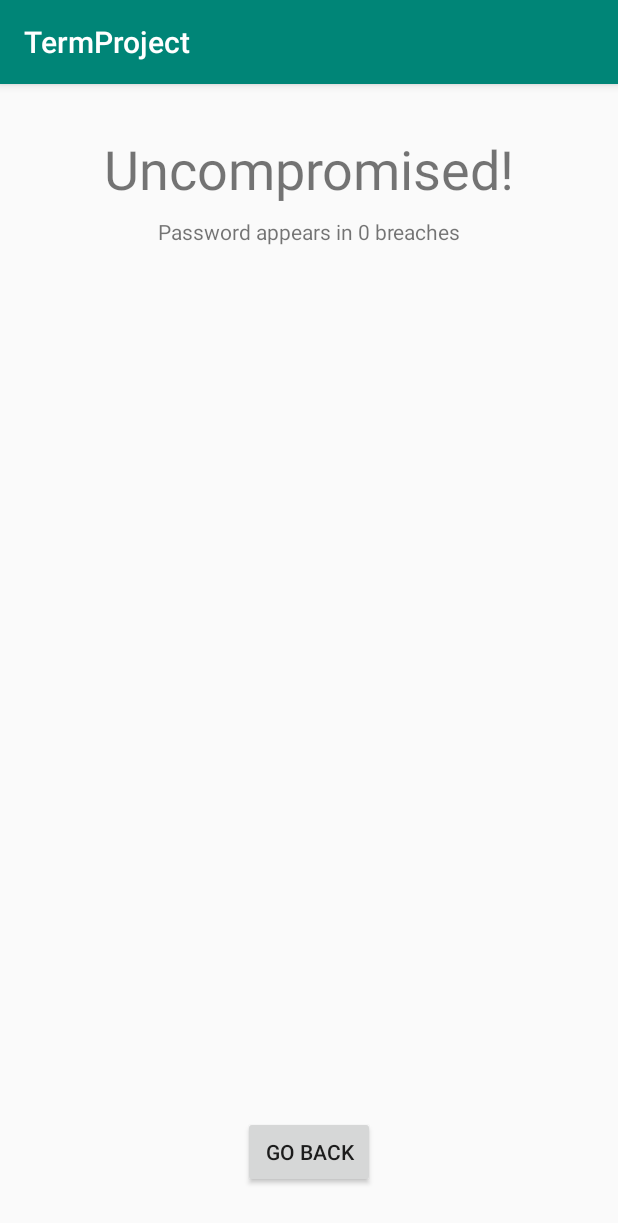
After one commit to grey-codes/PWman, an Android app: the CheckCompromised screen opened directly, with no data from a screen before it, on a phone screen of 412 x 824 dp. The commit adds this screen. Shown: the top 1223 px of the screen. Run offline under Robolectric (Android 15) with nearby library versions, the phone set to English and light mode, and no system bars.

Commit message:
started on checkcompromised activity

```diff
--- a/app/src/main/AndroidManifest.xml
+++ b/app/src/main/AndroidManifest.xml
@@ -7,12 +7,13 @@
 
     <application
         android:allowBackup="true"
+        android:fullBackupContent="@xml/my_backup_rules"
         android:icon="@mipmap/ic_launcher"
         android:label="@string/app_name"
         android:roundIcon="@mipmap/ic_launcher_round"
         android:supportsRtl="true"
-        android:fullBackupContent="@xml/my_backup_rules"
         android:theme="@style/AppTheme">
+        <activity android:name=".CheckCompromised"></activity>
         <activity android:name=".MainActivity">
             <intent-filter>
                 <action android:name="android.intent.action.MAIN" />
@@ -26,9 +27,9 @@
                 <category android:name="android.intent.category.BROWSABLE" />
 
                 <data
-                    android:scheme="https"
                     android:host="greycodes.net"
-                    android:pathPattern="/pwman/" />
+                    android:pathPattern="/pwman/"
+                    android:scheme="https" />
             </intent-filter>
         </activity>
 
@@ -36,8 +37,7 @@
             android:name=".data.PasswordContentProvider"
             android:authorities="com.grey.termproject.data"
             android:enabled="true"
-            android:exported="false" >
-        </provider>
+            android:exported="false"></provider>
     </application>
 
 </manifest>
--- /dev/null
+++ b/app/src/main/java/com/grey/termproject/CheckCompromised.java
@@ -0,0 +1,61 @@
+package com.grey.termproject;
+
+import android.content.Intent;
+import android.support.v7.app.AppCompatActivity;
+import android.os.Bundle;
+
+import java.io.UnsupportedEncodingException;
+import java.security.MessageDigest;
+import java.security.NoSuchAlgorithmException;
+import java.util.Formatter;
+
+public class CheckCompromised extends AppCompatActivity {
+
+    private static String encryptPassword(String password)
+    {
+        String sha1 = "";
+        try
+        {
+            MessageDigest crypt = MessageDigest.getInstance("SHA-1");
+            crypt.reset();
+            crypt.update(password.getBytes("UTF-8"));
+            sha1 = byteToHex(crypt.digest());
+        }
+        catch(NoSuchAlgorithmException e)
+        {
+            e.printStackTrace();
+        }
+        catch(UnsupportedEncodingException e)
+        {
+            e.printStackTrace();
+        }
+        return sha1;
+    }
+
+    private static String byteToHex(final byte[] hash)
+    {
+        Formatter formatter = new Formatter();
+        for (byte b : hash)
+        {
+            formatter.format("%02x", b);
+        }
+        String result = formatter.toString();
+        formatter.close();
+        return result;
+    }
+
+    @Override
+    protected void onCreate(Bundle savedInstanceState) {
+        super.onCreate(savedInstanceState);
+        setContentView(R.layout.activity_check_compromised);
+
+        Intent i = getIntent();
+        String pass=i.getStringExtra("password");
+        if (pass==null)
+            pass="password";
+
+        String hash = encryptPassword(pass);
+
+
+    }
+}
--- /dev/null
+++ b/app/src/main/res/layout/activity_check_compromised.xml
@@ -0,0 +1,43 @@
+<?xml version="1.0" encoding="utf-8"?>
+<android.support.constraint.ConstraintLayout xmlns:android="http://schemas.android.com/apk/res/android"
+    xmlns:app="http://schemas.android.com/apk/res-auto"
+    xmlns:tools="http://schemas.android.com/tools"
+    android:layout_width="match_parent"
+    android:layout_height="match_parent"
+    tools:context=".CheckCompromised">
+
+    <TextView
+        android:id="@+id/compHeader"
+        android:layout_width="wrap_content"
+        android:layout_height="wrap_content"
+        android:layout_marginStart="32dp"
+        android:layout_marginTop="32dp"
+        android:layout_marginEnd="32dp"
+        android:text="Uncompromised!"
+        android:textSize="36sp"
+        app:layout_constraintEnd_toEndOf="parent"
+        app:layout_constraintStart_toStartOf="parent"
+        app:layout_constraintTop_toTopOf="parent" />
+
+    <TextView
+        android:id="@+id/compDetail"
+        android:layout_width="wrap_content"
+        android:layout_height="wrap_content"
+        android:layout_marginStart="8dp"
+        android:layout_marginTop="8dp"
+        android:layout_marginEnd="8dp"
+        android:text="Password appears in 0 breaches"
+        app:layout_constraintEnd_toEndOf="parent"
+        app:layout_constraintStart_toStartOf="parent"
+        app:layout_constraintTop_toBottomOf="@+id/compHeader" />
+
+    <Button
+        android:id="@+id/backButton"
+        android:layout_width="wrap_content"
+        android:layout_height="wrap_content"
+        android:layout_marginBottom="32dp"
+        android:text="@string/backBtn"
+        app:layout_constraintBottom_toBottomOf="parent"
+        app:layout_constraintEnd_toEndOf="parent"
+        app:layout_constraintStart_toStartOf="parent" />
+</android.support.constraint.ConstraintLayout>
--- a/app/src/main/res/values/strings.xml
+++ b/app/src/main/res/values/strings.xml
@@ -1,5 +1,6 @@
 <resources>
-    <string name="app_name">TermProject</string><string name="confirm_title">Are You Sure?</string>
+    <string name="app_name">TermProject</string>
+    <string name="confirm_title">Are You Sure?</string>
     <string name="confirm_message">This will permanently delete the password</string>
     <string name="button_cancel">Cancel</string>
     <string name="button_delete">Delete</string>
@@ -15,4 +16,5 @@
     <string name="siteHint">Site Name</string>
     <string name="usernameHint">Username</string>
     <string name="passwordHint">Password</string>
+    <string name="backBtn">Go Back</string>
 </resources>
```
